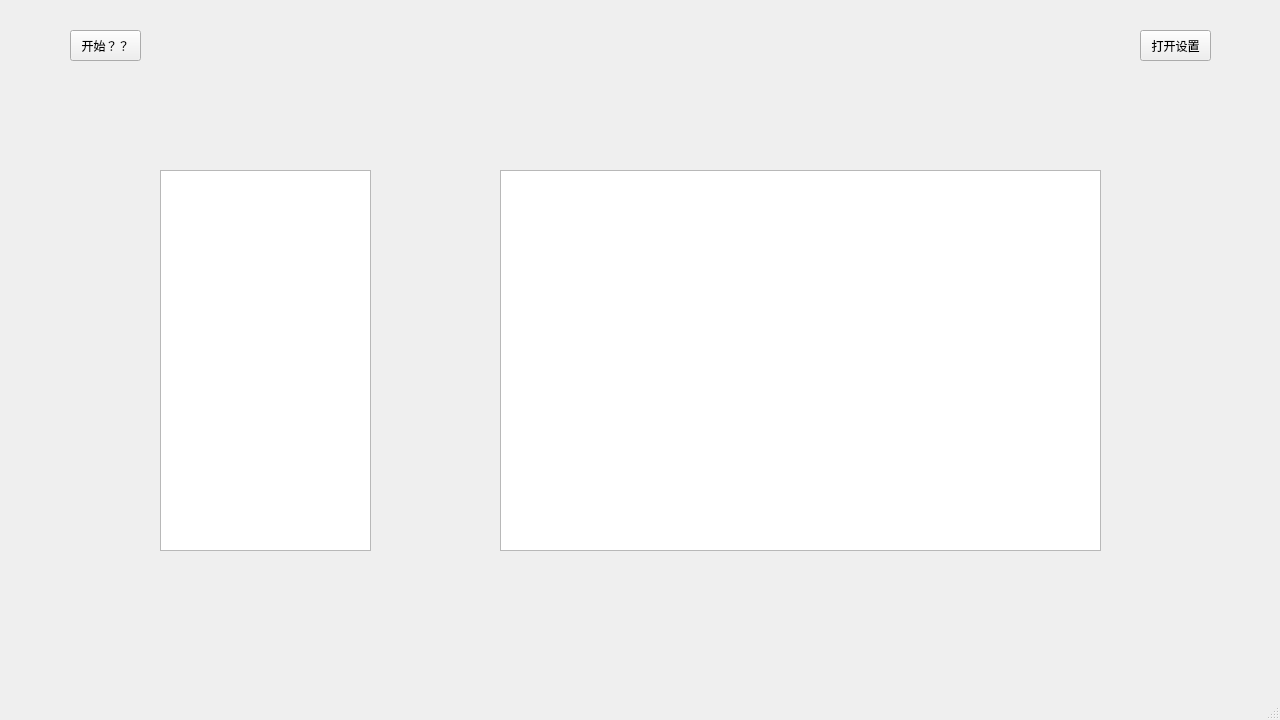
This is smartcanteen-client/mainwindow.ui in kde-yyds/smartcanteen as Qt 5 draws it before an edit. The edited form follows.
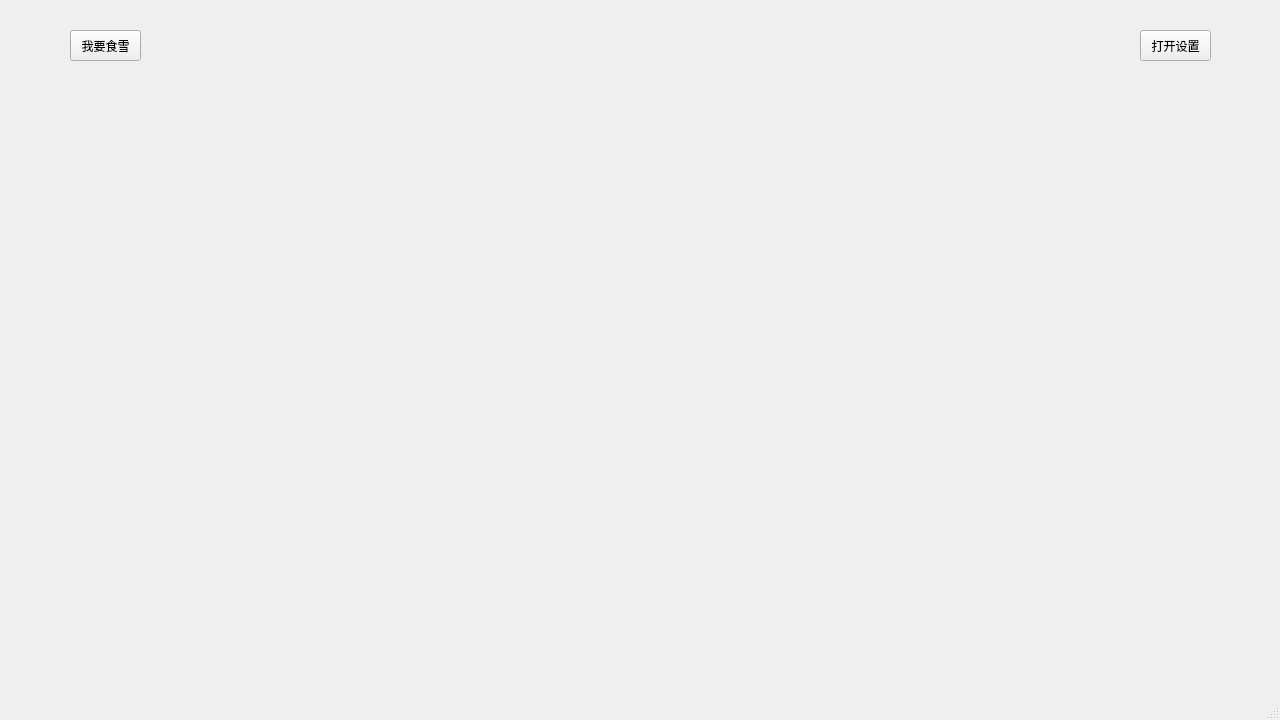
This is the edited form. The open tabs and pages were chosen to show the change.

Commit message: implement basic scp-related functions; partly format the code; add config saving/reading functions for class/grade/ipaddress,user,password; add animation for main widget

The edit to the form file:
```diff
--- a/smartcanteen-client/mainwindow.ui
+++ b/smartcanteen-client/mainwindow.ui
@@ -24,16 +24,16 @@
      </rect>
     </property>
     <property name="text">
-     <string>开始？？</string>
+     <string>我要食雪</string>
     </property>
    </widget>
    <widget class="QWidget" name="widget" native="true">
     <property name="geometry">
      <rect>
-      <x>140</x>
-      <y>130</y>
-      <width>981</width>
-      <height>441</height>
+      <x>70</x>
+      <y>30</y>
+      <width>71</width>
+      <height>31</height>
      </rect>
     </property>
     <widget class="QListWidget" name="listWidget_studentNumber">
```
Left out of the diff: 86 changed lines with no effect on the pictures. The commit also changes 4 other files.
